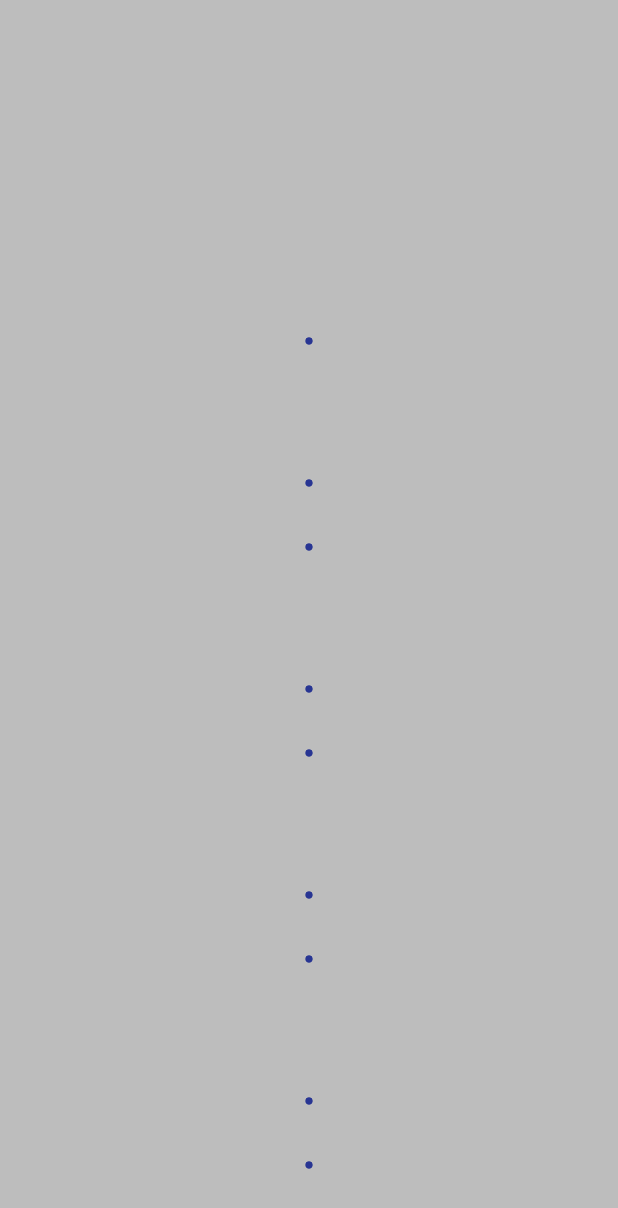
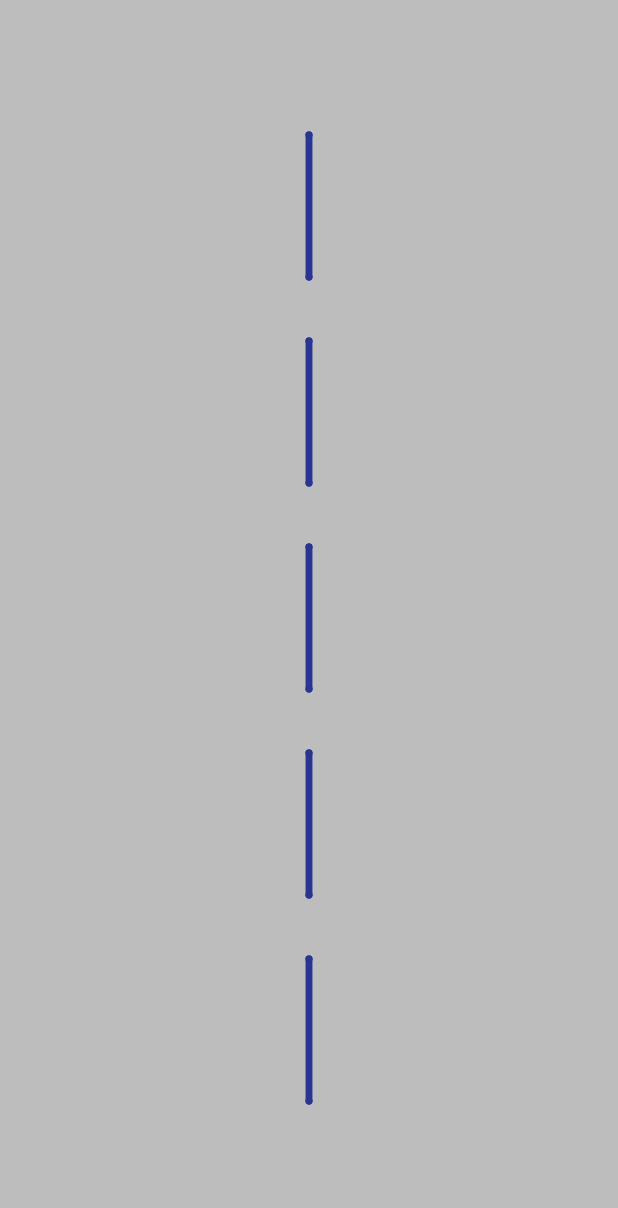
Before and after one commit to Anwesh43/LinkedOppositeLineRotView, an Android app: the screen it shows after launch (MainActivity), on a phone screen of 412 x 824 dp. Before the commit the part shown is almost empty. Shown: the top 1208 px of the screen. Run offline under Robolectric (Android 15) with nearby library versions, the phone set to English and light mode, and no system bars.

Commit message:
adding  minor fixes

```diff
--- a/oppositelinerotview/src/main/java/com/anwesh/uiprojects/oppositelinerotview/OppositeLineRotView.kt
+++ b/oppositelinerotview/src/main/java/com/anwesh/uiprojects/oppositelinerotview/OppositeLineRotView.kt
@@ -54,7 +54,8 @@ fun Canvas.drawOLRNode(i : Int, scale : Float, paint : Paint) {
     paint.strokeCap = Paint.Cap.ROUND
     paint.strokeWidth = Math.min(w, h) / strokeFactor
     save()
-    translate(w / 2, gap * (i + 2))
+    translate(w / 2, gap * (i + 1))
+    drawLine(0f, -size, 0f, size, paint)
     for (j in 0..(lines - 1)) {
         drawOppositeLineRot(j, sc1, sc2, size, paint)
     }
```
